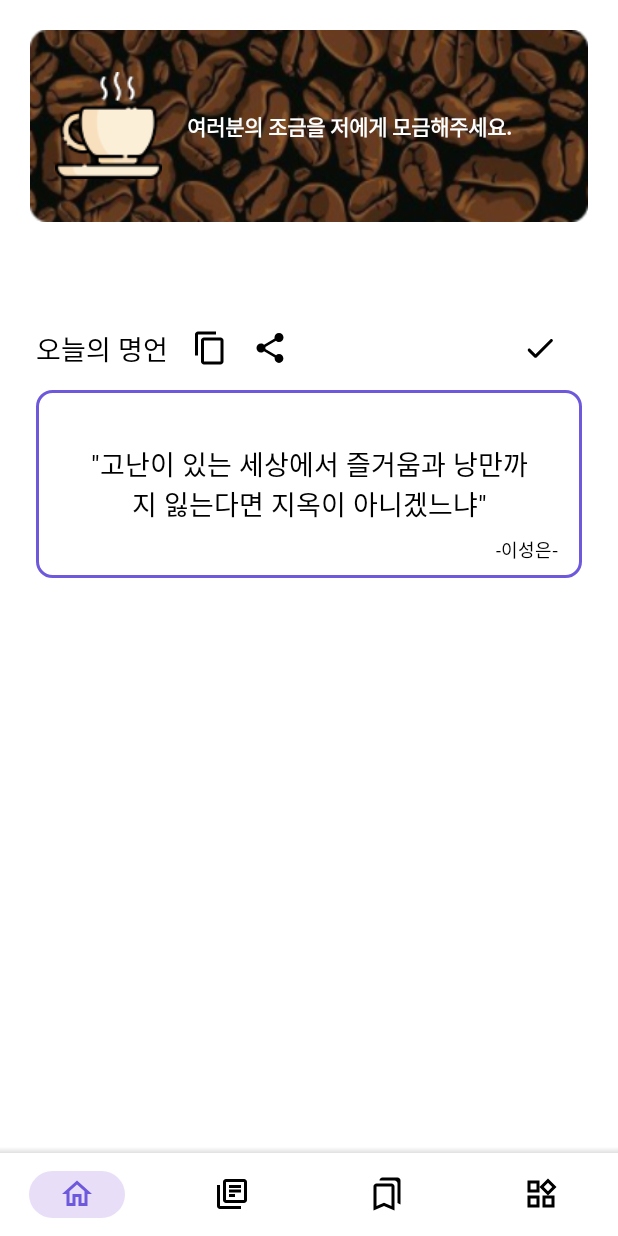
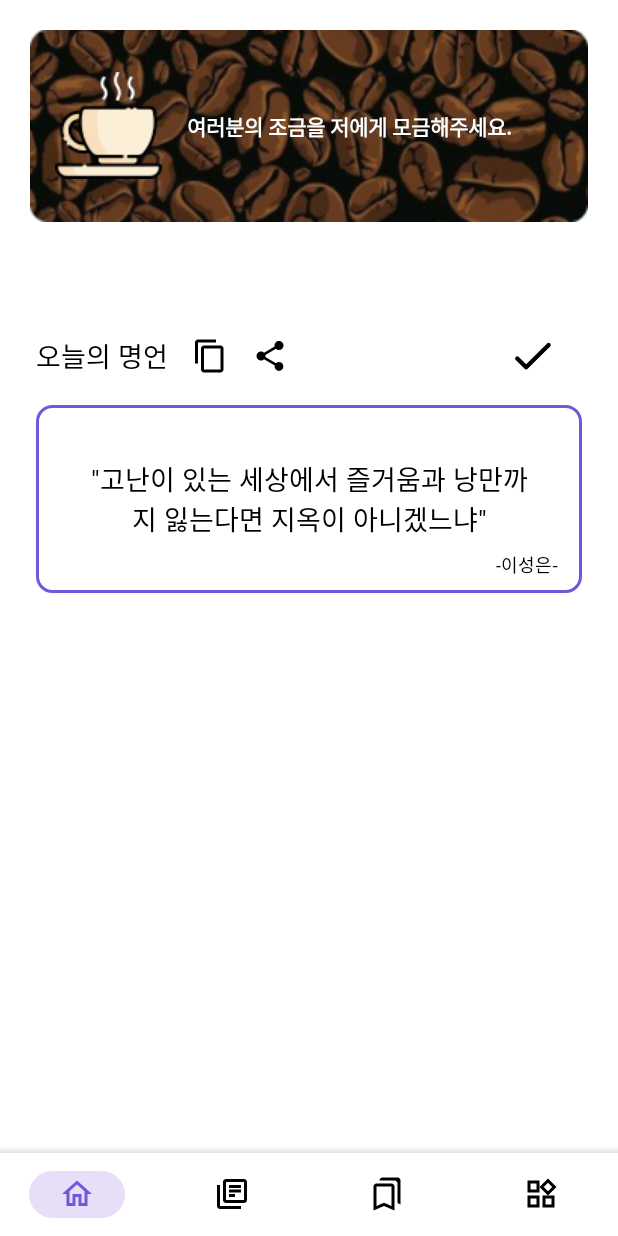
Before and after one commit to qpeterp/Wising, an Android app: the screen it shows after launch (MainActivity), on a phone screen of 412 x 824 dp. Run offline under Robolectric (Android 15) with nearby library versions, the phone set to English and light mode, and no system bars; our stand-ins replace Firebase (no records; nobody signed in at launch, a user with empty details on screens opened directly).

Commit message:
Design :: Size up the bookmark icon

```diff
--- a/app/src/main/res/layout/fragment_home.xml
+++ b/app/src/main/res/layout/fragment_home.xml
@@ -96,8 +96,8 @@
 
                 <ImageView
                     android:id="@+id/bookMarkToday"
-                    android:layout_width="24dp"
-                    android:layout_height="56dp"
+                    android:layout_width="34dp"
+                    android:layout_height="66dp"
                     android:src="@drawable/ic_check_not"
                     android:layout_marginEnd="16dp"
                     app:layout_constraintTop_toTopOf="parent"
```
